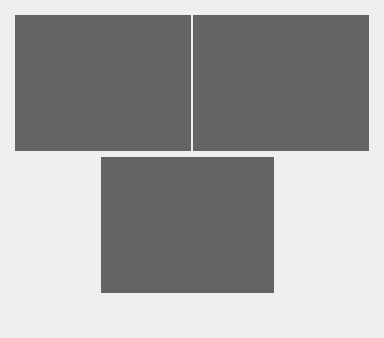
First picture: the form in Dialog/imageprocesswidget.ui, repository xiaodong-gao/Optical-Proximity-Correction, before the edit.
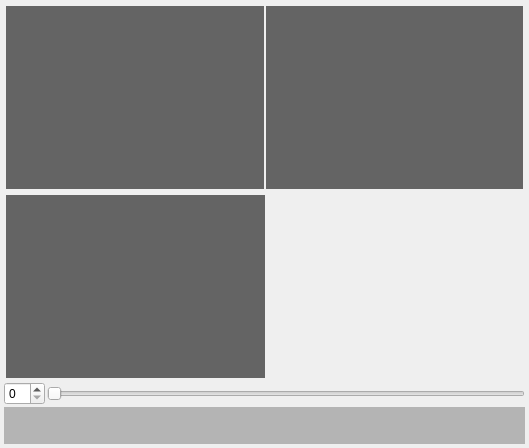
Second picture: the form after the edit.

Patch:
```diff
--- a/Dialog/imageprocesswidget.ui
+++ b/Dialog/imageprocesswidget.ui
@@ -6,16 +6,31 @@
    <rect>
     <x>0</x>
     <y>0</y>
-    <width>384</width>
-    <height>338</height>
+    <width>529</width>
+    <height>448</height>
    </rect>
   </property>
   <property name="windowTitle">
    <string>Form</string>
   </property>
   <layout class="QVBoxLayout" name="verticalLayout_2">
+   <property name="spacing">
+    <number>2</number>
+   </property>
+   <property name="leftMargin">
+    <number>2</number>
+   </property>
+   <property name="topMargin">
+    <number>2</number>
+   </property>
+   <property name="rightMargin">
+    <number>2</number>
+   </property>
+   <property name="bottomMargin">
+    <number>2</number>
+   </property>
    <item>
-    <layout class="QVBoxLayout" name="verticalLayout" stretch="5,5,1">
+    <layout class="QVBoxLayout" name="verticalLayout" stretch="5,5,1,1">
      <property name="spacing">
       <number>2</number>
      </property>
@@ -71,7 +86,7 @@
       </layout>
      </item>
      <item>
-      <layout class="QHBoxLayout" name="horizontalLayout_2" stretch="1,2,0,1">
+      <layout class="QHBoxLayout" name="horizontalLayout_2" stretch="1,1">
        <property name="spacing">
         <number>2</number>
        </property>
@@ -87,19 +102,6 @@
        <property name="bottomMargin">
         <number>2</number>
        </property>
-       <item>
-        <spacer name="horizontalSpacer">
-         <property name="orientation">
-          <enum>Qt::Horizontal</enum>
-         </property>
-         <property name="sizeHint" stdset="0">
-          <size>
-           <width>40</width>
-           <height>20</height>
-          </size>
-         </property>
-        </spacer>
-       </item>
        <item>
         <widget class="QLabel" name="labelResult">
          <property name="styleSheet">
@@ -111,14 +113,7 @@
         </widget>
        </item>
        <item>
-        <widget class="QLabel" name="label_2">
-         <property name="text">
-          <string/>
-         </property>
-        </widget>
-       </item>
-       <item>
-        <spacer name="horizontalSpacer_2">
+        <spacer name="horizontalSpacer">
          <property name="orientation">
           <enum>Qt::Horizontal</enum>
          </property>
@@ -132,8 +127,25 @@
        </item>
       </layout>
      </item>
+     <item>
+      <layout class="QHBoxLayout" name="horizontalLayout_3">
+       <item>
+        <widget class="QSpinBox" name="spinBox"/>
+       </item>
+       <item>
+        <widget class="QSlider" name="horizontalSlider">
+         <property name="orientation">
+          <enum>Qt::Horizontal</enum>
+         </property>
+        </widget>
+       </item>
+      </layout>
+     </item>
      <item>
       <widget class="QLabel" name="labelInfo">
+       <property name="styleSheet">
+        <string notr="true">background-color: rgb(180, 180, 180);</string>
+       </property>
        <property name="text">
         <string/>
        </property>
```
